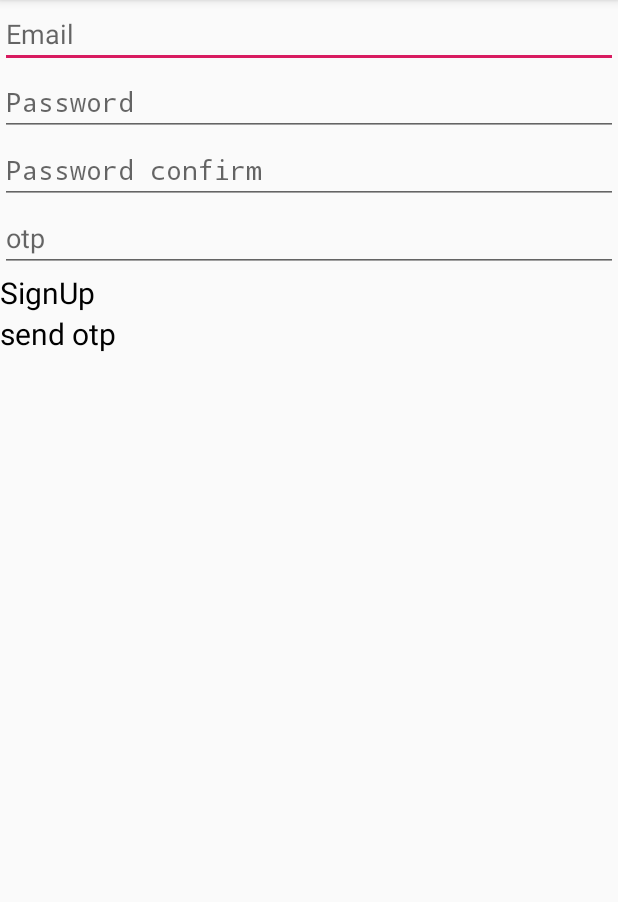
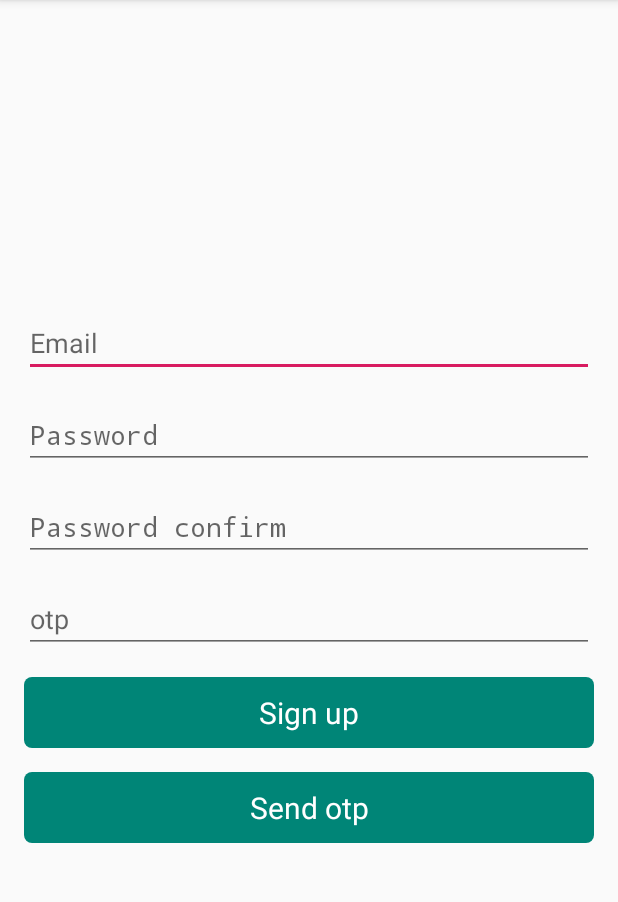
Before and after one commit to haojunzhang/todoapp, an Android app: the SignUpActivity screen opened directly, with no data from a screen before it, on a phone screen of 412 x 824 dp, the part 84-986 px from its top. Run offline under Robolectric (Android 15) with nearby library versions, the phone set to English and light mode, and no system bars; our stand-ins replace ButterKnife, Dagger/Hilt's generated code.

Commit message:
update android ui

```diff
--- /dev/null
+++ b/android/app/src/main/res/drawable/circle_corner_green1_solid.xml
@@ -0,0 +1,8 @@
+<?xml version="1.0" encoding="utf-8"?>
+<shape xmlns:android="http://schemas.android.com/apk/res/android"
+    android:shape="rectangle">
+
+    <corners android:radius="5dp" />
+
+    <solid android:color="@color/green1" />
+</shape>
--- a/android/app/src/main/res/layout/sign_up_activity.xml
+++ b/android/app/src/main/res/layout/sign_up_activity.xml
@@ -1,7 +1,14 @@
 <?xml version="1.0" encoding="utf-8"?>
-<LinearLayout xmlns:android="http://schemas.android.com/apk/res/android"
+<RelativeLayout xmlns:android="http://schemas.android.com/apk/res/android"
     android:layout_width="match_parent"
-    android:layout_height="match_parent"
+    android:layout_height="match_parent">
+
+    <LinearLayout
+        android:layout_width="match_parent"
+        android:layout_height="wrap_content"
+        android:layout_centerInParent="true"
+        android:layout_marginStart="@dimen/layout_margin"
+        android:layout_marginEnd="@dimen/layout_margin"
         android:orientation="vertical">
 
         <EditText
@@ -15,6 +22,7 @@
             android:id="@+id/etPassword"
             android:layout_width="match_parent"
             android:layout_height="wrap_content"
+            android:layout_marginTop="@dimen/layout_margin"
             android:hint="@string/password"
             android:inputType="textPassword" />
 
@@ -22,6 +30,7 @@
             android:id="@+id/etPasswordConfirm"
             android:layout_width="match_parent"
             android:layout_height="wrap_content"
+            android:layout_marginTop="@dimen/layout_margin"
             android:hint="@string/password_confirm"
             android:inputType="textPassword" />
 
@@ -29,16 +38,22 @@
             android:id="@+id/etOtp"
             android:layout_width="match_parent"
             android:layout_height="wrap_content"
+            android:layout_marginTop="@dimen/layout_margin"
             android:hint="@string/otp"
             android:inputType="number" />
 
         <TextView
             android:id="@+id/btnSignUp"
-        style="@style/AppTheme.Widget.TextView"
+            style="@style/AppTheme.Widget.Button"
+            android:layout_marginTop="@dimen/layout_margin"
+            android:background="@drawable/circle_corner_green1_solid"
             android:text="@string/sign_up" />
 
         <TextView
             android:id="@+id/btnSendOtp"
-        style="@style/AppTheme.Widget.TextView"
+            style="@style/AppTheme.Widget.Button"
+            android:layout_marginTop="@dimen/layout_margin"
+            android:background="@drawable/circle_corner_green1_solid"
             android:text="@string/send_otp" />
     </LinearLayout>
+</RelativeLayout>
--- a/android/app/src/main/res/values/colors.xml
+++ b/android/app/src/main/res/values/colors.xml
@@ -1,10 +1,13 @@
 <?xml version="1.0" encoding="utf-8"?>
 <resources>
-    <color name="colorPrimary">#008577</color>
-    <color name="colorPrimaryDark">#00574B</color>
+    <color name="colorPrimary">@color/green1</color>
+    <color name="colorPrimaryDark">@color/green2</color>
     <color name="colorAccent">#D81B60</color>
     <color name="black">#000</color>
     <color name="white">#FFF</color>
     <color name="grey">#bdc3c7</color>
 
+    <color name="green1">#008577</color>
+    <color name="green2">#00574B</color>
+
 </resources>
--- a/android/app/src/main/res/values/strings.xml
+++ b/android/app/src/main/res/values/strings.xml
@@ -14,8 +14,8 @@
     <string name="fail">Fail</string>
     <string name="login">Login</string>
     <string name="otp_send">Otp send</string>
-    <string name="sign_up">SignUp</string>
-    <string name="send_otp">send otp</string>
+    <string name="sign_up">Sign up</string>
+    <string name="send_otp">Send otp</string>
     <string name="email">Email</string>
     <string name="password">Password</string>
     <string name="password_confirm">Password confirm</string>
--- a/android/app/src/main/res/values/styles.xml
+++ b/android/app/src/main/res/values/styles.xml
@@ -8,7 +8,7 @@
         <item name="colorAccent">@color/colorAccent</item>
     </style>
 
-    <!-- 基本的TextView -->
+    <!-- Base TextView -->
     <style name="AppTheme.Widget.TextView" parent="android:TextAppearance">
         <item name="android:layout_width">wrap_content</item>
         <item name="android:layout_height">wrap_content</item>
@@ -16,4 +16,13 @@
         <item name="android:textColor">#000</item>
     </style>
 
+    <!-- Base Button -->
+    <style name="AppTheme.Widget.Button" parent="android:TextAppearance">
+        <item name="android:layout_width">match_parent</item>
+        <item name="android:layout_height">wrap_content</item>
+        <item name="android:gravity">center</item>
+        <item name="android:padding">10dp</item>
+        <item name="android:textSize">20sp</item>
+        <item name="android:textColor">#FFF</item>
+    </style>
 </resources>
```
Also changed, not shown: android/app/src/main/res/layout/forgot_password_activity.xml (+14 -3 lines), android/app/src/main/res/layout/login_activity.xml (+19 -4 lines), android/app/src/main/res/layout/reset_password_activity.xml (+17 -3 lines), android/app/src/main/res/layout/setting_fragment.xml (+13 -3 lines). Lines whose indentation alone changed are shown as unchanged.
